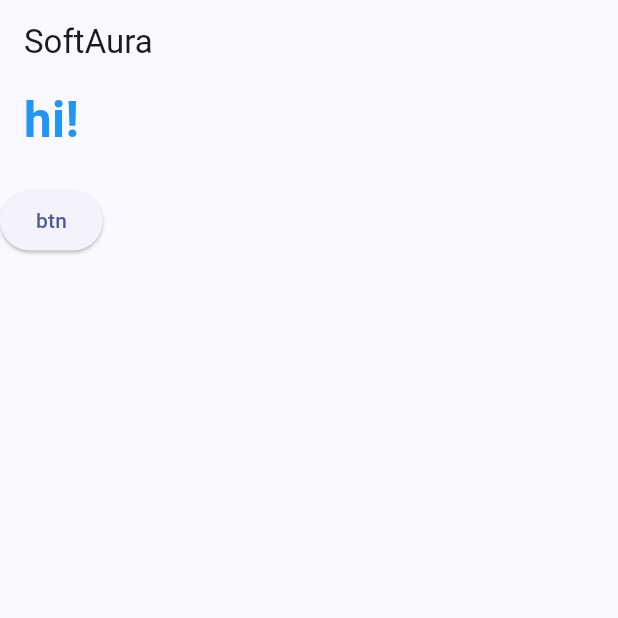
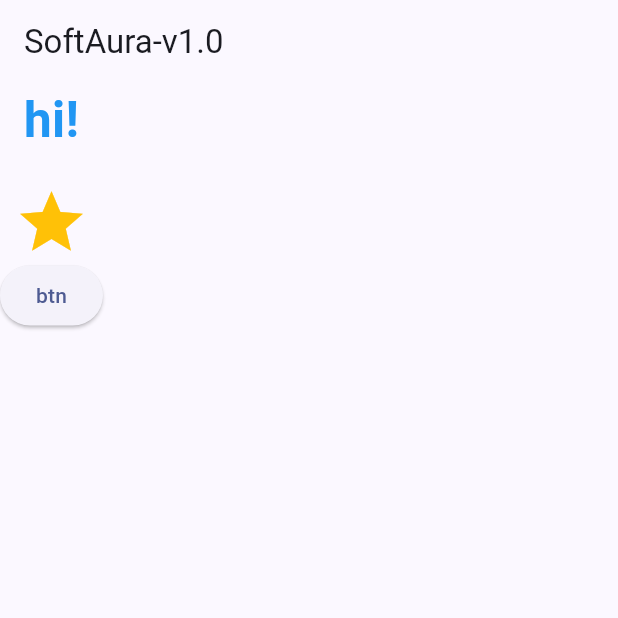
Before and after one commit to Himani204/todo_app, a Flutter app: the screen it shows after launch, on a phone screen of 412 x 824 dp, the top half of it. Run offline on Flutter 3.47's test engine with Material 3 defaults, Android fonts, the phone set to English and light mode, and no system bars.

Commit message:
Update app bar title to include version number

```diff
--- a/lib/screens/home_page.dart
+++ b/lib/screens/home_page.dart
@@ -11,7 +11,7 @@ class _HomePageState extends State<HomePage> {
   @override
   Widget build(BuildContext context) {
     return Scaffold(
-      appBar: AppBar(title: const Text('SoftAura')),
+      appBar: AppBar(title: const Text('SoftAura-v1.0')),
       body: Column(
         children: [
           Text(
@@ -23,6 +23,7 @@ class _HomePageState extends State<HomePage> {
             ),
           ),
           SizedBox(height: 20),
+          Icon(Icons.star, size: 50, color: Colors.amber),
           ElevatedButton(
             onPressed: () {
               ScaffoldMessenger.of(
```
